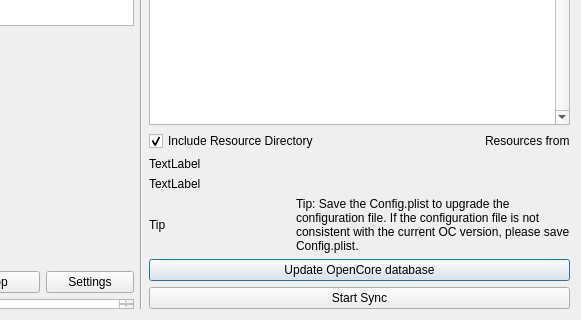
This is syncocdialog.ui in ic005k/OCAuxiliaryTools as Qt 5 draws it before an edit; both pictures show x 299 to 880 and y 256 to 576 of the 880 by 576 pixel window. The edited form follows.
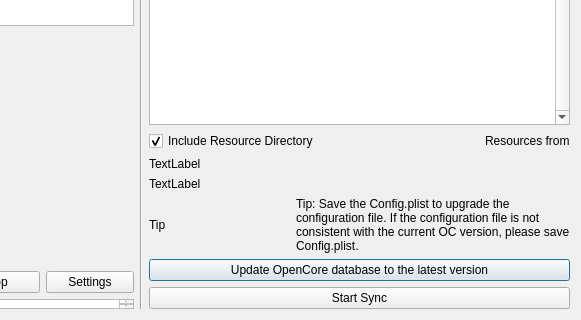
This is the edited form.

```diff
--- a/syncocdialog.ui
+++ b/syncocdialog.ui
@@ -158,7 +158,7 @@
      <item>
       <widget class="QPushButton" name="btnCheckOC">
        <property name="text">
-        <string>Update OpenCore database</string>
+        <string>Update OpenCore database to the latest version</string>
        </property>
       </widget>
      </item>
```
Left out of the diff: 2 changed lines with no effect on the pictures.
